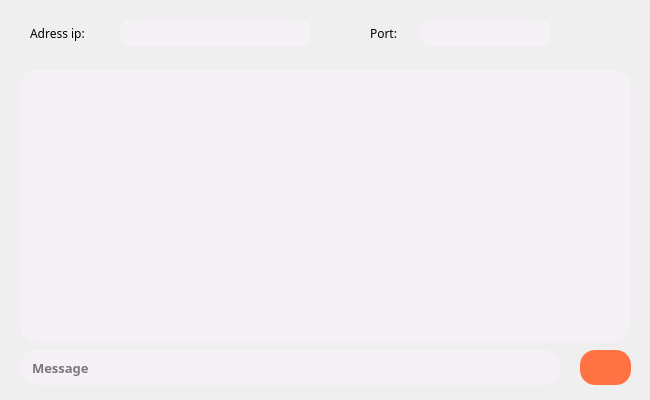
Before: the Qt Designer form chat.ui in Farah-Torkhani/Smart_Printing_Office_QT, drawn with Qt 5.
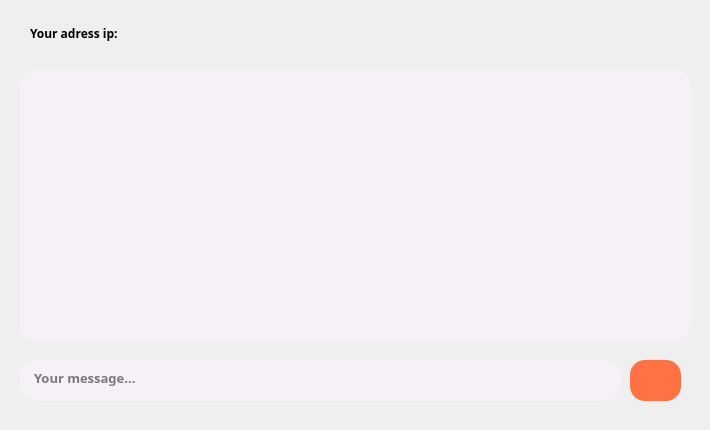
After: the same form once the commit is applied. Icons and pictures are not drawn.

```diff
--- a/chat.ui
+++ b/chat.ui
@@ -6,8 +6,8 @@
    <rect>
     <x>0</x>
     <y>0</y>
-    <width>650</width>
-    <height>400</height>
+    <width>710</width>
+    <height>430</height>
    </rect>
   </property>
   <property name="windowTitle">
@@ -22,13 +22,13 @@
 background-image: url(:/resource/img/bg.png);
 }</string>
   </property>
-  <widget class="QPushButton" name="sendMessBtn">
+  <widget class="QPushButton" name="btnSendMessage">
    <property name="geometry">
     <rect>
-     <x>580</x>
-     <y>350</y>
+     <x>630</x>
+     <y>360</y>
      <width>51</width>
-     <height>35</height>
+     <height>41</height>
     </rect>
    </property>
    <property name="cursor">
@@ -63,9 +63,9 @@
    <property name="geometry">
     <rect>
      <x>20</x>
-     <y>350</y>
-     <width>541</width>
-     <height>35</height>
+     <y>360</y>
+     <width>601</width>
+     <height>41</height>
     </rect>
    </property>
    <property name="font">
@@ -80,6 +80,7 @@
     <string notr="true">background-color: rgb(245, 241, 246);
 border-radius: 17px;
 padding: 5px 10px;
+scroll:none;
 
 </string>
    </property>
@@ -87,102 +88,93 @@
     <string>Message</string>
    </property>
   </widget>
-  <widget class="QLineEdit" name="adressIp">
-   <property name="geometry">
-    <rect>
-     <x>120</x>
-     <y>20</y>
-     <width>191</width>
-     <height>26</height>
-    </rect>
-   </property>
-   <property name="styleSheet">
-    <string notr="true">background-color: rgb(245, 241, 246);
-border-radius: 10px;
-padding: 5px 10px;
-
-</string>
-   </property>
-  </widget>
-  <widget class="QLabel" name="label">
+  <widget class="QLabel" name="localIP">
    <property name="geometry">
     <rect>
      <x>30</x>
      <y>20</y>
-     <width>81</width>
+     <width>321</width>
      <height>26</height>
     </rect>
    </property>
    <property name="font">
     <font>
-     <family>Montserrat Medium</family>
+     <family>Montserrat SemiBold</family>
      <pointsize>9</pointsize>
-     <weight>50</weight>
-     <bold>false</bold>
+     <weight>75</weight>
+     <bold>true</bold>
     </font>
    </property>
    <property name="text">
-    <string>Adress ip:</string>
+    <string>Your adress ip:</string>
    </property>
   </widget>
-  <widget class="QLineEdit" name="port">
+  <widget class="QListWidget" name="listOnlineUser">
    <property name="geometry">
     <rect>
-     <x>420</x>
-     <y>20</y>
-     <width>131</width>
-     <height>26</height>
+     <x>2000</x>
+     <y>70</y>
+     <width>241</width>
+     <height>271</height>
     </rect>
    </property>
    <property name="styleSheet">
     <string notr="true">background-color: rgb(245, 241, 246);
-border-radius: 10px;
+border-radius: 17px;
+padding: 5px 10px;
+border:none;</string>
+   </property>
+   <item>
+    <property name="text">
+     <string>OnlineUsers:</string>
+    </property>
+   </item>
+  </widget>
+  <widget class="QTextBrowser" name="browserMessage">
+   <property name="geometry">
+    <rect>
+     <x>20</x>
+     <y>70</y>
+     <width>671</width>
+     <height>271</height>
+    </rect>
+   </property>
+   <property name="styleSheet">
+    <string notr="true">background-color: rgb(245, 241, 246);
+border-radius: 17px;
+padding: 5px 10px;
+border:none;</string>
+   </property>
+  </widget>
+  <widget class="QTextEdit" name="edtMessage">
+   <property name="geometry">
+    <rect>
+     <x>20</x>
+     <y>360</y>
+     <width>561</width>
+     <height>40</height>
+    </rect>
+   </property>
+   <property name="font">
+    <font>
+     <family>Montserrat SemiBold</family>
+     <pointsize>10</pointsize>
+     <weight>75</weight>
+     <bold>true</bold>
+    </font>
+   </property>
+   <property name="cursor" stdset="0">
+    <cursorShape>IBeamCursor</cursorShape>
+   </property>
+   <property name="styleSheet">
+    <string notr="true">background-color: rgb(245, 241, 246);
+border-radius: 17px;
 padding: 5px 10px;
 
 </string>
    </property>
-  </widget>
-  <widget class="QLabel" name="label_2">
-   <property name="geometry">
-    <rect>
-     <x>370</x>
-     <y>20</y>
-     <width>41</width>
-     <height>26</height>
-    </rect>
-   </property>
-   <property name="font">
-    <font>
-     <family>Montserrat Medium</family>
-     <pointsize>9</pointsize>
-     <weight>50</weight>
-     <bold>false</bold>
-    </font>
-   </property>
-   <property name="text">
-    <string>Port:</string>
-   </property>
-  </widget>
-  <widget class="QTextEdit" name="chatBox">
-   <property name="enabled">
-    <bool>true</bool>
-   </property>
-   <property name="geometry">
-    <rect>
-     <x>20</x>
-     <y>70</y>
-     <width>611</width>
-     <height>271</height>
-    </rect>
-   </property>
-   <property name="styleSheet">
-    <string notr="true">background-color: rgb(245, 241, 246);
-border-radius: 17px;
-padding: 5px 10px;
-border:none;</string>
-   </property>
-   <property name="readOnly">
-    <bool>true</bool>
+   <property name="placeholderText">
+    <string>Your message...</string>
    </property>
   </widget>
  </widget>
```
